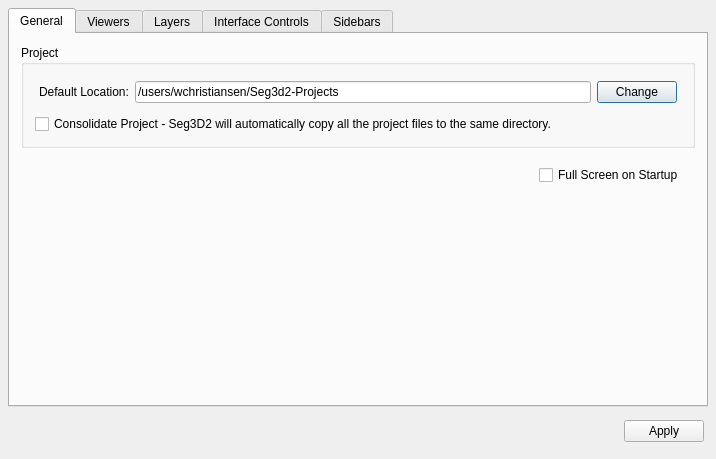
SCIInstitute/Seg3D, file src/Interface/AppPreferences/AppPreferences.ui: the form before one commit.
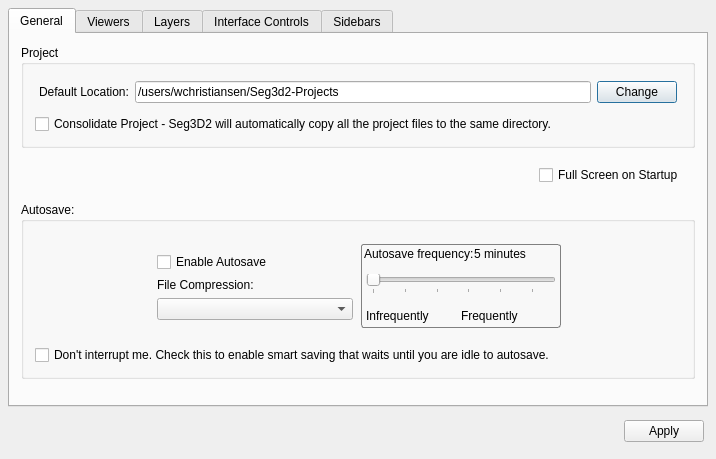
The form after the commit. The open tabs and pages were chosen to show the change.

Diff of the .ui file:
```diff
--- a/src/Interface/AppPreferences/AppPreferences.ui
+++ b/src/Interface/AppPreferences/AppPreferences.ui
@@ -28,6 +28,11 @@
 QToolButton:checked {
   border: 2px solid black;
   border-radius: 3px;
+}
+
+QFrame#frequency_frame_{
+  border-radius: 3px;
+border: 1px solid gray;
 }</string>
   </property>
   <layout class="QVBoxLayout" name="verticalLayout">
@@ -46,7 +51,7 @@
       <attribute name="title">
        <string>General</string>
       </attribute>
-      <layout class="QVBoxLayout" name="verticalLayout_9">
+      <layout class="QVBoxLayout" name="verticalLayout_14">
        <item>
         <widget class="QGroupBox" name="groupBox_9">
          <property name="sizePolicy">
@@ -137,6 +142,352 @@
          </layout>
         </widget>
        </item>
+       <item>
+        <widget class="QGroupBox" name="groupBox_2">
+         <property name="sizePolicy">
+          <sizepolicy hsizetype="Preferred" vsizetype="MinimumExpanding">
+           <horstretch>0</horstretch>
+           <verstretch>0</verstretch>
+          </sizepolicy>
+         </property>
+         <property name="title">
+          <string>Autosave:</string>
+         </property>
+         <layout class="QVBoxLayout" name="verticalLayout_13">
+          <item>
+           <widget class="QWidget" name="widget_24" native="true">
+            <layout class="QHBoxLayout" name="horizontalLayout_20">
+             <item>
+              <spacer name="horizontalSpacer_8">
+               <property name="orientation">
+                <enum>Qt::Horizontal</enum>
+               </property>
+               <property name="sizeHint" stdset="0">
+                <size>
+                 <width>40</width>
+                 <height>20</height>
+                </size>
+               </property>
+              </spacer>
+             </item>
+             <item>
+              <widget class="QWidget" name="widget_23" native="true">
+               <property name="minimumSize">
+                <size>
+                 <width>200</width>
+                 <height>0</height>
+                </size>
+               </property>
+               <layout class="QVBoxLayout" name="verticalLayout_12">
+                <property name="spacing">
+                 <number>0</number>
+                </property>
+                <property name="margin">
+                 <number>2</number>
+                </property>
+                <item>
+                 <widget class="QWidget" name="widget_13" native="true">
+                  <property name="minimumSize">
+                   <size>
+                    <width>0</width>
+                    <height>32</height>
+                   </size>
+                  </property>
+                  <layout class="QHBoxLayout" name="horizontalLayout_3">
+                   <property name="spacing">
+                    <number>0</number>
+                   </property>
+                   <property name="margin">
+                    <number>0</number>
+                   </property>
+                   <item>
+                    <widget class="QCheckBox" name="auto_save_checkbox_">
+                     <property name="text">
+                      <string>Enable Autosave</string>
+                     </property>
+                    </widget>
+                   </item>
+                  </layout>
+                 </widget>
+                </item>
+                <item>
+                 <widget class="QWidget" name="widget_20" native="true">
+                  <property name="minimumSize">
+                   <size>
+                    <width>0</width>
+                    <height>48</height>
+                   </size>
+                  </property>
+                  <layout class="QVBoxLayout" name="verticalLayout_11">
+                   <property name="spacing">
+                    <number>0</number>
+                   </property>
+                   <property name="margin">
+                    <number>0</number>
+                   </property>
+                   <item>
+                    <widget class="QWidget" name="widget_21" native="true">
+                     <layout class="QHBoxLayout" name="horizontalLayout_18">
+                      <property name="spacing">
+                       <number>0</number>
+                      </property>
+                      <property name="margin">
+                       <number>0</number>
+                      </property>
+                      <item>
+                       <widget class="QLabel" name="label_21">
+                        <property name="sizePolicy">
+                         <sizepolicy hsizetype="Preferred" vsizetype="Fixed">
+                          <horstretch>0</horstretch>
+                          <verstretch>0</verstretch>
+                         </sizepolicy>
+                        </property>
+                        <property name="text">
+                         <string>File Compression:</string>
+                        </property>
+                       </widget>
+                      </item>
+                     </layout>
+                    </widget>
+                   </item>
+                   <item>
+                    <widget class="QWidget" name="widget_22" native="true">
+                     <property name="sizePolicy">
+                      <sizepolicy hsizetype="Preferred" vsizetype="MinimumExpanding">
+                       <horstretch>0</horstretch>
+                       <verstretch>0</verstretch>
+                      </sizepolicy>
+                     </property>
+                     <property name="minimumSize">
+                      <size>
+                       <width>0</width>
+                       <height>32</height>
+                      </size>
+                     </property>
+                     <layout class="QHBoxLayout" name="horizontalLayout_19">
+                      <property name="spacing">
+                       <number>0</number>
+                      </property>
+                      <property name="margin">
+                       <number>0</number>
+                      </property>
+                      <item>
+                       <widget class="QComboBox" name="comboBox"/>
+                      </item>
+                     </layout>
+                    </widget>
+                   </item>
+                  </layout>
+                 </widget>
+                </item>
+               </layout>
+              </widget>
+             </item>
+             <item>
+              <widget class="QFrame" name="frequency_frame_">
+               <property name="minimumSize">
+                <size>
+                 <width>200</width>
+                 <height>0</height>
+                </size>
+               </property>
+               <property name="frameShape">
+                <enum>QFrame::StyledPanel</enum>
+               </property>
+               <property name="frameShadow">
+                <enum>QFrame::Plain</enum>
+               </property>
+               <property name="lineWidth">
+                <number>1</number>
+               </property>
+               <layout class="QVBoxLayout" name="verticalLayout_9">
+                <property name="spacing">
+                 <number>0</number>
+                </property>
+                <property name="margin">
+                 <number>2</number>
+                </property>
+                <item>
+                 <widget class="QWidget" name="widget_14" native="true">
+                  <property name="sizePolicy">
+                   <sizepolicy hsizetype="Preferred" vsizetype="Fixed">
+                    <horstretch>0</horstretch>
+                    <verstretch>0</verstretch>
+                   </sizepolicy>
+                  </property>
+                  <layout class="QHBoxLayout" name="horizontalLayout_17">
+                   <property name="spacing">
+                    <number>0</number>
+                   </property>
+                   <property name="margin">
+                    <number>0</number>
+                   </property>
+                   <item>
+                    <widget class="QLabel" name="label_20">
+                     <property name="text">
+                      <string>Autosave frequency:</string>
+                     </property>
+                    </widget>
+                   </item>
+                   <item>
+                    <widget class="QWidget" name="widget_25" native="true">
+                     <property name="layoutDirection">
+                      <enum>Qt::RightToLeft</enum>
+                     </property>
+                     <layout class="QHBoxLayout" name="frequency_layout_">
+                      <property name="spacing">
+                       <number>0</number>
+                      </property>
+                      <property name="margin">
+                       <number>0</number>
+                      </property>
+                      <item>
+                       <widget class="QLabel" name="frequency_label_">
+                        <property name="layoutDirection">
+                         <enum>Qt::LeftToRight</enum>
+                        </property>
+                        <property name="text">
+                         <string>5 minutes</string>
+                        </property>
+                       </widget>
+                      </item>
+                     </layout>
+                    </widget>
+                   </item>
+                  </layout>
+                 </widget>
+                </item>
+                <item>
+                 <widget class="QWidget" name="widget_15" native="true">
+                  <layout class="QHBoxLayout" name="horizontalLayout_13">
+                   <property name="spacing">
+                    <number>0</number>
+                   </property>
+                   <property name="margin">
+                    <number>2</number>
+                   </property>
+                   <item>
+                    <widget class="QSlider" name="horizontalSlider">
+                     <property name="minimum">
+                      <number>5</number>
+                     </property>
+                     <property name="maximum">
+                      <number>60</number>
+                     </property>
+                     <property name="orientation">
+                      <enum>Qt::Horizontal</enum>
+                     </property>
+                     <property name="tickPosition">
+                      <enum>QSlider::TicksBelow</enum>
+                     </property>
+                    </widget>
+                   </item>
+                  </layout>
+                 </widget>
+                </item>
+                <item>
+                 <widget class="QWidget" name="widget_16" native="true">
+                  <property name="sizePolicy">
+                   <sizepolicy hsizetype="Preferred" vsizetype="Fixed">
+                    <horstretch>0</horstretch>
+                    <verstretch>0</verstretch>
+                   </sizepolicy>
+                  </property>
+                  <layout class="QHBoxLayout" name="horizontalLayout_16">
+                   <property name="spacing">
+                    <number>0</number>
+                   </property>
+                   <property name="margin">
+                    <number>2</number>
+                   </property>
+                   <item>
+                    <widget class="QWidget" name="widget_18" native="true">
+                     <layout class="QHBoxLayout" name="horizontalLayout_15">
+                      <property name="spacing">
+                       <number>0</number>
+                      </property>
+                      <property name="margin">
+                       <number>0</number>
+                      </property>
+                      <item>
+                       <widget class="QLabel" name="label_19">
+                        <property name="layoutDirection">
+                         <enum>Qt::LeftToRight</enum>
+                        </property>
+                        <property name="text">
+                         <string>Infrequently</string>
+                        </property>
+                       </widget>
+                      </item>
+                     </layout>
+                    </widget>
+                   </item>
+                   <item>
+                    <widget class="QWidget" name="widget_17" native="true">
+                     <layout class="QHBoxLayout" name="horizontalLayout_14">
+                      <property name="spacing">
+                       <number>0</number>
+                      </property>
+                      <property name="margin">
+                       <number>0</number>
+                      </property>
+                      <item>
+                       <widget class="QLabel" name="label_9">
+                        <property name="layoutDirection">
+                         <enum>Qt::RightToLeft</enum>
+                        </property>
+                        <property name="text">
+                         <string>Frequently</string>
+                        </property>
+                       </widget>
+                      </item>
+                     </layout>
+                    </widget>
+                   </item>
+                  </layout>
+                 </widget>
+                </item>
+               </layout>
+              </widget>
+             </item>
+             <item>
+              <spacer name="horizontalSpacer_7">
+               <property name="orientation">
+                <enum>Qt::Horizontal</enum>
+               </property>
+               <property name="sizeHint" stdset="0">
+                <size>
+                 <width>40</width>
+                 <height>20</height>
+                </size>
+               </property>
+              </spacer>
+             </item>
+            </layout>
+           </widget>
+          </item>
+          <item>
+           <widget class="QWidget" name="widget_19" native="true">
+            <layout class="QHBoxLayout" name="horizontalLayout_23">
+             <property name="spacing">
+              <number>0</number>
+             </property>
+             <property name="margin">
+              <number>0</number>
+             </property>
+             <item>
+              <widget class="QCheckBox" name="smart_save_checkbox_">
+               <property name="text">
+                <string>Don't interrupt me. Check this to enable smart saving that waits until you are idle to autosave. </string>
+               </property>
+              </widget>
+             </item>
+            </layout>
+           </widget>
+          </item>
+         </layout>
+        </widget>
+       </item>
        <item>
         <spacer name="verticalSpacer_2">
          <property name="orientation">
```
Left out of the diff: 8 changed lines with no effect on the pictures.
